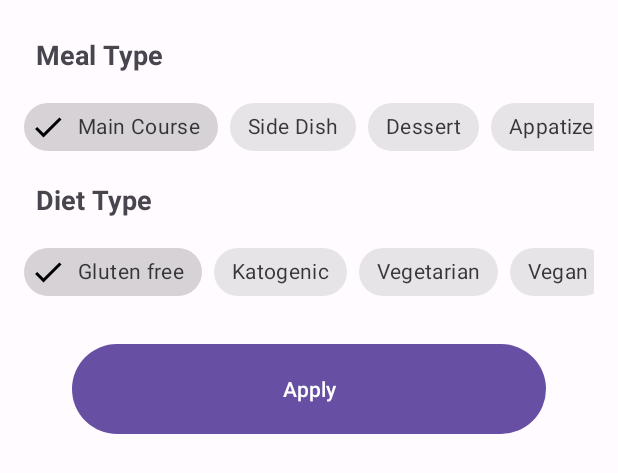
After one commit to AAyar94/Food_Recipes, an Android app: the layout bottom_sheet_recipes.xml on its own in the app's theme, with its tools: preview values and no code run, on a phone screen of 412 x 824 dp. The commit adds this screen. Shown: the top 473 px of the screen. Run offline under Robolectric (Android 15) with nearby library versions, the light colour scheme and no system bars; Roboto replaces fonts that are not available here.

Commit message:
DataStoreRepository added, RecipesBottomSheet now functional, RecipesViewModel added new function

```diff
--- /dev/null
+++ b/app/src/main/res/drawable/btn_shape.xml
@@ -0,0 +1,6 @@
+<?xml version="1.0" encoding="utf-8"?>
+<shape xmlns:android="http://schemas.android.com/apk/res/android"
+    android:shape="rectangle">
+    <solid android:color="@color/material_dynamic_primary70"/>
+    <corners android:radius="30dp" />
+</shape>
--- /dev/null
+++ b/app/src/main/res/layout/bottom_sheet_recipes.xml
@@ -0,0 +1,271 @@
+<?xml version="1.0" encoding="utf-8"?>
+<layout xmlns:android="http://schemas.android.com/apk/res/android"
+    xmlns:app="http://schemas.android.com/apk/res-auto"
+    xmlns:tools="http://schemas.android.com/tools">
+
+    <data>
+
+    </data>
+
+    <androidx.constraintlayout.widget.ConstraintLayout
+        android:layout_width="match_parent"
+        android:layout_height="wrap_content"
+        tools:context=".ui.fragment.recipes.bottom_sheet.RecipesBottomSheet">
+
+        <TextView
+            android:id="@+id/mealType_txt"
+            android:layout_width="wrap_content"
+            android:layout_height="wrap_content"
+            android:layout_marginStart="24dp"
+            android:layout_marginTop="24dp"
+            android:text="@string/meal_type"
+            android:textSize="18sp"
+            android:textStyle="bold"
+            app:layout_constraintStart_toStartOf="parent"
+            app:layout_constraintTop_toTopOf="parent" />
+
+        <HorizontalScrollView
+            android:id="@+id/mealType_scrollView"
+            android:layout_width="match_parent"
+            android:layout_height="wrap_content"
+            android:layout_marginStart="16dp"
+            android:layout_marginTop="12dp"
+            android:layout_marginEnd="16dp"
+            android:scrollbars="none"
+            app:layout_constraintEnd_toEndOf="parent"
+            app:layout_constraintStart_toStartOf="parent"
+            app:layout_constraintTop_toBottomOf="@+id/mealType_txt">
+
+            <LinearLayout
+                android:layout_width="wrap_content"
+                android:layout_height="match_parent"
+                android:orientation="horizontal">
+
+                <com.google.android.material.chip.ChipGroup
+                    android:id="@+id/mealType_chipGroup"
+                    android:layout_width="match_parent"
+                    android:layout_height="match_parent"
+                    app:checkedChip="@+id/main_course_chip"
+                    app:selectionRequired="true"
+                    app:singleLine="true"
+                    app:singleSelection="true">
+
+                    <com.google.android.material.chip.Chip
+                        android:id="@+id/main_course_chip"
+                        style="@style/Widget.MaterialComponents.Chip.Filter"
+                        android:layout_width="wrap_content"
+                        android:layout_height="wrap_content"
+                        android:text="@string/main_course" />
+
+                    <com.google.android.material.chip.Chip
+                        android:id="@+id/side_dish_chip"
+                        style="@style/Widget.MaterialComponents.Chip.Filter"
+                        android:layout_width="wrap_content"
+                        android:layout_height="wrap_content"
+                        android:text="@string/side_dish" />
+
+                    <com.google.android.material.chip.Chip
+                        android:id="@+id/dessert_chip"
+                        style="@style/Widget.MaterialComponents.Chip.Filter"
+                        android:layout_width="wrap_content"
+                        android:layout_height="wrap_content"
+                        android:text="@string/dessert" />
+
+                    <com.google.android.material.chip.Chip
+                        android:id="@+id/appetizer_chip"
+                        style="@style/Widget.MaterialComponents.Chip.Filter"
+                        android:layout_width="wrap_content"
+                        android:layout_height="wrap_content"
+                        android:text="@string/appetizer" />
+
+                    <com.google.android.material.chip.Chip
+                        android:id="@+id/salad_chip"
+                        style="@style/Widget.MaterialComponents.Chip.Filter"
+                        android:layout_width="wrap_content"
+                        android:layout_height="wrap_content"
+                        android:text="@string/salad" />
+
+                    <com.google.android.material.chip.Chip
+                        android:id="@+id/bread_chip"
+                        style="@style/Widget.MaterialComponents.Chip.Filter"
+                        android:layout_width="wrap_content"
+                        android:layout_height="wrap_content"
+                        android:text="@string/bread" />
+
+                    <com.google.android.material.chip.Chip
+                        android:id="@+id/breakfast_chip"
+                        style="@style/Widget.MaterialComponents.Chip.Filter"
+                        android:layout_width="wrap_content"
+                        android:layout_height="wrap_content"
+                        android:text="@string/breakfast" />
+
+                    <com.google.android.material.chip.Chip
+                        android:id="@+id/soup_chip"
+                        style="@style/Widget.MaterialComponents.Chip.Filter"
+                        android:layout_width="wrap_content"
+                        android:layout_height="wrap_content"
+                        android:text="@string/soup" />
+
+                    <com.google.android.material.chip.Chip
+                        android:id="@+id/beverage_chip"
+                        style="@style/Widget.MaterialComponents.Chip.Filter"
+                        android:layout_width="wrap_content"
+                        android:layout_height="wrap_content"
+                        android:text="@string/beverage" />
+
+                    <com.google.android.material.chip.Chip
+                        android:id="@+id/sauce_chip"
+                        style="@style/Widget.MaterialComponents.Chip.Filter"
+                        android:layout_width="wrap_content"
+                        android:layout_height="wrap_content"
+                        android:text="@string/sauce" />
+
+                    <com.google.android.material.chip.Chip
+                        android:id="@+id/marinade_chip"
+                        style="@style/Widget.MaterialComponents.Chip.Filter"
+                        android:layout_width="wrap_content"
+                        android:layout_height="wrap_content"
+                        android:text="@string/marinade" />
+
+                    <com.google.android.material.chip.Chip
+                        android:id="@+id/finger_food_chip"
+                        style="@style/Widget.MaterialComponents.Chip.Filter"
+                        android:layout_width="wrap_content"
+                        android:layout_height="wrap_content"
+                        android:text="@string/fingerFood" />
+
+                    <com.google.android.material.chip.Chip
+                        android:id="@+id/snack_chip"
+                        style="@style/Widget.MaterialComponents.Chip.Filter"
+                        android:layout_width="wrap_content"
+                        android:layout_height="wrap_content"
+                        android:text="@string/snack" />
+
+                    <com.google.android.material.chip.Chip
+                        android:id="@+id/drink_chip"
+                        style="@style/Widget.MaterialComponents.Chip.Filter"
+                        android:layout_width="wrap_content"
+                        android:layout_height="wrap_content"
+                        android:text="@string/drink" />
+                </com.google.android.material.chip.ChipGroup>
+            </LinearLayout>
+        </HorizontalScrollView>
+
+        <TextView
+            android:id="@+id/dietType_txt"
+            android:layout_width="wrap_content"
+            android:layout_height="wrap_content"
+            android:layout_marginStart="24dp"
+            android:layout_marginTop="12dp"
+            android:text="@string/diet_type"
+            android:textSize="18sp"
+            android:textStyle="bold"
+            app:layout_constraintStart_toStartOf="parent"
+            app:layout_constraintTop_toBottomOf="@+id/mealType_scrollView" />
+
+        <HorizontalScrollView
+            android:id="@+id/dietType_scrollView"
+            android:layout_width="match_parent"
+            android:layout_height="wrap_content"
+            android:layout_marginStart="16dp"
+            android:layout_marginTop="12dp"
+            android:layout_marginEnd="16dp"
+            android:scrollbars="none"
+            app:layout_constraintEnd_toEndOf="parent"
+            app:layout_constraintStart_toStartOf="parent"
+            app:layout_constraintTop_toBottomOf="@+id/dietType_txt">
+
+            <LinearLayout
+                android:layout_width="wrap_content"
+                android:layout_height="match_parent"
+                android:orientation="horizontal">
+
+                <com.google.android.material.chip.ChipGroup
+                    android:id="@+id/dietType_chipGroup"
+                    android:layout_width="match_parent"
+                    android:layout_height="match_parent"
+                    app:checkedChip="@+id/gluten_free_chip"
+                    app:selectionRequired="true"
+                    app:singleLine="true"
+                    app:singleSelection="true">
+
+                    <com.google.android.material.chip.Chip
+                        android:id="@+id/gluten_free_chip"
+                        style="@style/Widget.MaterialComponents.Chip.Filter"
+                        android:layout_width="wrap_content"
+                        android:layout_height="wrap_content"
+                        android:text="@string/gluten_free" />
+
+                    <com.google.android.material.chip.Chip
+                        android:id="@+id/ketogenic_chip"
+                        style="@style/Widget.MaterialComponents.Chip.Filter"
+                        android:layout_width="wrap_content"
+                        android:layout_height="wrap_content"
+                        android:text="@string/ketogenic" />
+
+                    <com.google.android.material.chip.Chip
+                        android:id="@+id/vegetarian_chip"
+                        style="@style/Widget.MaterialComponents.Chip.Filter"
+                        android:layout_width="wrap_content"
+                        android:layout_height="wrap_content"
+                        android:text="@string/vegetarian" />
+
+                    <com.google.android.material.chip.Chip
+                        android:id="@+id/vegan_chip"
+                        style="@style/Widget.MaterialComponents.Chip.Filter"
+                        android:layout_width="wrap_content"
+                        android:layout_height="wrap_content"
+                        android:text="@string/vegan" />
+
+                    <com.google.android.material.chip.Chip
+                        android:id="@+id/pescetarian_chip"
+                        style="@style/Widget.MaterialComponents.Chip.Filter"
+                        android:layout_width="wrap_content"
+                        android:layout_height="wrap_content"
+                        android:text="@string/pescetarian" />
+
+                    <com.google.android.material.chip.Chip
+                        android:id="@+id/paleo_chip"
+                        style="@style/Widget.MaterialComponents.Chip.Filter"
+                        android:layout_width="wrap_content"
+                        android:layout_height="wrap_content"
+                        android:text="@string/paleo" />
+
+                    <com.google.android.material.chip.Chip
+                        android:id="@+id/primal_chip"
+                        style="@style/Widget.MaterialComponents.Chip.Filter"
+                        android:layout_width="wrap_content"
+                        android:layout_height="wrap_content"
+                        android:text="@string/primal" />
+
+                    <com.google.android.material.chip.Chip
+                        android:id="@+id/whole30_chip"
+                        style="@style/Widget.MaterialComponents.Chip.Filter"
+                        android:layout_width="wrap_content"
+                        android:layout_height="wrap_content"
+                        android:text="@string/whole30" />
+
+                </com.google.android.material.chip.ChipGroup>
+            </LinearLayout>
+        </HorizontalScrollView>
+
+        <com.google.android.material.button.MaterialButton
+            android:id="@+id/apply_btn"
+            style="@style/ThemeOverlay.Material3.Button.TonalButton"
+            android:layout_width="match_parent"
+            android:layout_height="60dp"
+            android:layout_marginStart="48dp"
+            android:layout_marginTop="24dp"
+            android:layout_marginEnd="48dp"
+            android:layout_marginBottom="24dp"
+            android:background="@drawable/btn_shape"
+            android:text="@string/apply"
+            android:textAllCaps="false"
+            app:layout_constraintBottom_toBottomOf="parent"
+            app:layout_constraintEnd_toEndOf="parent"
+            app:layout_constraintStart_toStartOf="parent"
+            app:layout_constraintTop_toBottomOf="@+id/dietType_scrollView" />
+
+
+    </androidx.constraintlayout.widget.ConstraintLayout>
+</layout>
--- a/app/src/main/res/values/strings.xml
+++ b/app/src/main/res/values/strings.xml
@@ -7,4 +7,29 @@
     <string name="food_joke">Food Joke</string>
     <string name="no_internet_connection">No Internet Connection</string>
     <string name="vegan">Vegan</string>
+    <string name="meal_type">Meal Type</string>
+    <string name="main_course">Main Course</string>
+    <string name="side_dish">Side Dish</string>
+    <string name="dessert">Dessert</string>
+    <string name="appetizer">Appatizer</string>
+    <string name="salad">Salad</string>
+    <string name="bread">Bread</string>
+    <string name="breakfast">Breakfast</string>
+    <string name="soup">Soup</string>
+    <string name="beverage">Beverage</string>
+    <string name="drink">Drink</string>
+    <string name="fingerfood">Fingerfood</string>
+    <string name="snack">Snack</string>
+    <string name="fingerFood">Finger Food</string>
+    <string name="marinade">Marinede</string>
+    <string name="sauce">Sauce</string>
+    <string name="diet_type">Diet Type</string>
+    <string name="whole30">Whole 30</string>
+    <string name="primal">Primal</string>
+    <string name="paleo">Paleo</string>
+    <string name="pescetarian">Pescetarian</string>
+    <string name="vegetarian">Vegetarian</string>
+    <string name="ketogenic">Katogenic</string>
+    <string name="gluten_free">Gluten free</string>
+    <string name="apply">Apply</string>
 </resources>
```
Also changed, not shown: app/src/main/java/com/aayar94/foodrecipes/data/DataStoreRepository.kt (added, +97 -0 lines), app/src/main/java/com/aayar94/foodrecipes/ui/recipes/RecipesFragment.kt (+11 -4 lines), app/src/main/java/com/aayar94/foodrecipes/ui/recipes/RecipesViewModel.kt (+36 -4 lines), app/src/main/java/com/aayar94/foodrecipes/ui/recipes/bottom_sheet/RecipesBottomSheet.kt (added, +90 -0 lines), app/src/main/java/com/aayar94/foodrecipes/utils/Constants.kt (+13 -0 lines), app/src/main/res/navigation/food_recipes_navigation.xml (+17 -1 lines).
